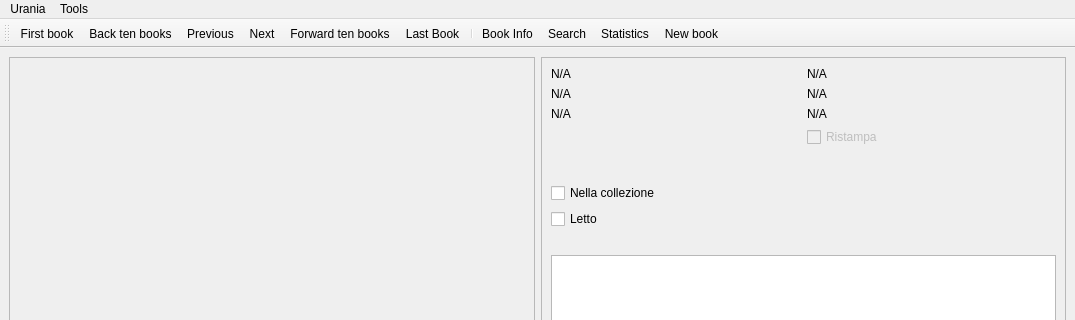
Old version of the form ui/MainWindow.ui in the repository giovortu/Urania; both pictures show x 0 to 1075 and y 0 to 320 of the 1075 by 789 pixel window.
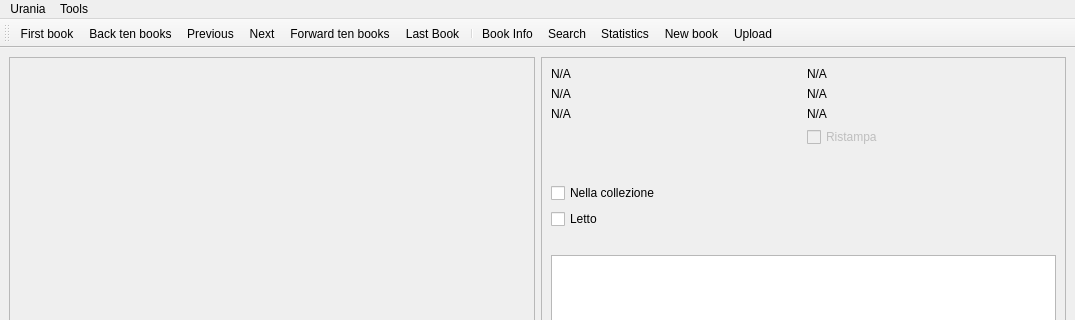
New version of the form. Icons and pictures are not drawn. Custom widgets are drawn as their Qt base class.

Commit message: Added database upload feature ( WebDav )

Diff of the .ui file:
```diff
--- a/ui/MainWindow.ui
+++ b/ui/MainWindow.ui
@@ -337,6 +337,7 @@
    <addaction name="actionSearch"/>
    <addaction name="actionStatistics"/>
    <addaction name="actionNewBook"/>
+   <addaction name="actionUpload"/>
   </widget>
   <action name="actionPrevious">
    <property name="icon">
@@ -452,6 +453,15 @@
     <string>Book Info</string>
    </property>
   </action>
+  <action name="actionUpload">
+   <property name="icon">
+    <iconset resource="../res/qdarkstyle/qdarkstyle.qrc">
+     <normaloff>:/qss_icons/rc/arrow_up_focus.png</normaloff>:/qss_icons/rc/arrow_up_focus.png</iconset>
+   </property>
+   <property name="text">
+    <string>Upload</string>
+   </property>
+  </action>
  </widget>
  <customwidgets>
   <customwidget>
```
Left out of the diff: 2 changed lines with no effect on the pictures. The commit also changes 15 other files.
